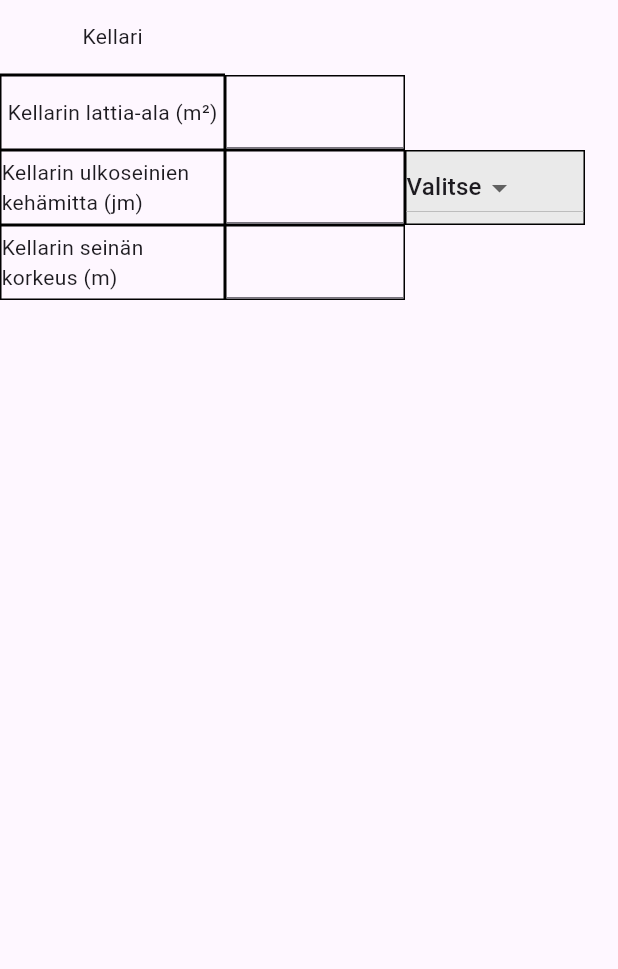
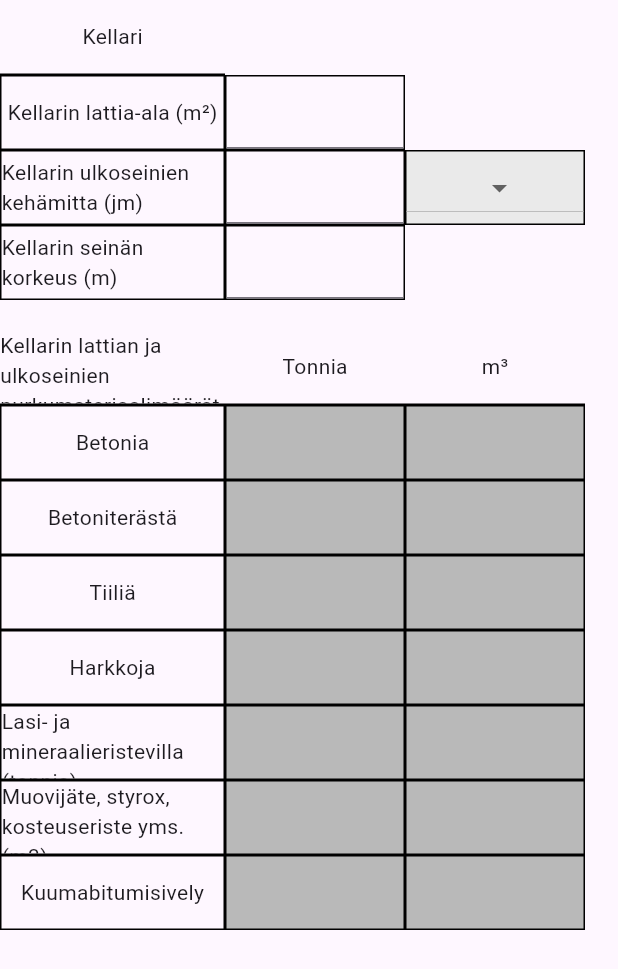
Before and after one commit to project-kiertotalous/flutter-app, a Flutter app: the CellarForm widget shown alone on an empty page, opened directly, on a phone screen of 412 x 824 dp. Shown: the top 969 px of the screen. Run offline on Flutter 3.47's test engine with Material 3 defaults, Android fonts, the phone set to English and light mode, and no system bars; drawn by our look-alikes of flutter_layout_grid; our stand-ins replace flutter_bloc, logger; missing offline and left inert: bl_demolition_materials.

Commit message:
Implemented & Factored output cells in cellar form

```diff
--- a/lib/src/forms/cellar_form.dart
+++ b/lib/src/forms/cellar_form.dart
@@ -14,7 +14,7 @@ class CellarForm extends StatelessWidget {
   const CellarForm({super.key});
 
   /// Converts CellarExteriorMaterial enum values to display names
-  /// inside the form and returns them as a list of DropdownMenuItems.
+/// and returns them as a list of DropdownMenuItems.
 List<DropdownMenuItem<CellarExteriorMaterial?>> toList() {
   return [
     DropdownMenuItem<CellarExteriorMaterial?>(
@@ -30,7 +30,6 @@ class CellarForm extends StatelessWidget {
   ];
 }
 
-
 String typeToString(CellarExteriorMaterial type) {
   switch (type) {
     case CellarExteriorMaterial.concreteCasting:
@@ -42,23 +41,24 @@ String typeToString(CellarExteriorMaterial type) {
   }
 }
 
+
+
   @override
   Widget build(BuildContext context) {
     final cellarBloc = context.read<CellarBloc>();
 
     return BlocBuilder<CellarBloc, Cellar>(
       builder: (context, state) {
-        return LayoutGrid(
-          columnSizes: [
-            150.px,
-            120.px,
-            120.px,
-          ],
+        return Column(
+          children: [
+            // Existing grid for cellar details
+            LayoutGrid(
+              columnSizes: [150.px, 120.px, 120.px],
               rowSizes: [50.px, 50.px, 50.px, 50.px],
               children: [
                 Cell(type: CellType.header, initialValue: 'Kellari'),
-            Cell(type: CellType.empty,),
-            Cell(type: CellType.empty,),
+                Cell(type: CellType.empty),
+                Cell(type: CellType.empty),
 
                 Cell(type: CellType.row, initialValue: 'Kellarin lattia-ala (m²)'),
                 Cell(
@@ -66,8 +66,7 @@ String typeToString(CellarExteriorMaterial type) {
                   initialValue: state.floorArea,
                   setter: (value) => cellarBloc.add(CellarFloorAreaChanged(value)),
                 ),
-            Cell(type: CellType.empty,),
-
+                Cell(type: CellType.empty),
 
                 Cell(type: CellType.row, initialValue: 'Kellarin ulkoseinien kehämitta (jm)'),
                 Cell(
@@ -76,23 +75,63 @@ String typeToString(CellarExteriorMaterial type) {
                   setter: (value) => cellarBloc.add(CellarPerimeterChanged(value)),
                     ),
                 MenuCell<CellarExteriorMaterial?>(
-            setter: (value) {
-              print(value); // This can now be null if "Valitse" is selected
-            },
-            initialValue: null, // Start with "Valitse" as default
-            items: toList(), // Uses updated toList() method
+                setter: (value) =>
+                  cellarBloc.add(CellarMaterialChanged(value)),
+                  initialValue: state.exteriorWallsMaterial,
+                  items: toList(),
                   ),
-
-
-
-
                 Cell(type: CellType.row, initialValue: 'Kellarin seinän korkeus (m)'),
                 Cell(
                   type: CellType.input,
                   initialValue: state.wallHeight,
                   setter: (value) => cellarBloc.add(CellarWallHeightChanged(value)),
                 ),
-            Cell(type: CellType.empty,),
+                Cell(type: CellType.empty),
+              ],
+            ),
+
+            SizedBox(height: 20), // Space before next grid
+
+            // New grid for demolition materials
+            LayoutGrid(
+              columnSizes: [150.px, 120.px, 120.px], // Adjusted column widths
+              rowSizes: List.filled(9, 50.px), // 1 header row + 8 material rows
+              children: [
+                Cell(
+                    type: CellType.header,
+                    initialValue: "Kellarin lattian ja ulkoseinien purkumateriaalimäärät"),
+                Cell(type: CellType.header, initialValue: "Tonnia"),
+                Cell(type: CellType.header, initialValue: "m³"),
+
+                Cell(type: CellType.row, initialValue: "Betonia"),
+                OutputCell(getter: () => state.concreteDemolitionTons),
+                OutputCell(getter: () => state.concreteDemolitionVolume),
+
+                Cell(type: CellType.row, initialValue: "Betoniterästä"),
+                OutputCell(getter: () => state.rebarTons),
+                OutputCell(getter: () => ''),
+
+                Cell(type: CellType.row, initialValue: "Tiiliä"),
+                OutputCell(getter: () => state.brickTons),
+                OutputCell(getter: () => state.brickVolume),
+
+                Cell(type: CellType.row, initialValue: "Harkkoja"),
+                OutputCell(getter: () => state.blockTons),
+                OutputCell(getter: () => state.blockVolume),
+
+                Cell(type: CellType.row, initialValue: "Lasi- ja mineraalieristevilla (tonnia)"),
+                OutputCell(getter: () => state.glassAndMineralWoolInsulationTons),
+                OutputCell(getter: () => state.glassAndMineralWoolInsulationVolume),
+
+                Cell(type: CellType.row, initialValue: "Muovijäte, styrox, kosteuseriste yms. (m3)"),
+                OutputCell(getter: () => state.plasticWasteTons),
+                OutputCell(getter: () => state.plasticWasteVolume),
+
+                Cell(type: CellType.row, initialValue: "Kuumabitumisively"),
+                OutputCell(getter: () => state.hotBitumenCoatingTons),
+                OutputCell(getter: () => state.hotBitumenCoatingVolume),
+              ],
+            ),
           ],
         );
       },
--- a/lib/src/forms/foundation_type_and_floors_form.dart
+++ b/lib/src/forms/foundation_type_and_floors_form.dart
@@ -91,14 +91,14 @@ class FoundationTypeAndFloorsForm extends StatelessWidget {
           Cell(type: CellType.column, initialValue: 'Ontelolaattaperustus'),
           Cell(type: CellType.column, initialValue: 'Koko rakennus yht.'),
           Cell(type: CellType.header, initialValue: 'Monivalinta'),
-          MenuCell(
-            setter: (value) =>
+          MenuCell<FoundationMaterial>(
+            setter: (FoundationMaterial? value) =>
                 foundationsBloc.add(FalsePlinthMaterialChanged(value)),
             initialValue: state.falsePlinth?.material,
             items: toList(),
           ),
-          MenuCell(
-            setter: (value) =>
+          MenuCell<FoundationMaterial>(
+            setter: (FoundationMaterial? value) =>
                 foundationsBloc.add(CrawlSpaceMaterialChanged(value)),
             initialValue: state.crawlSpace?.material,
             items: toList(),
```
Lines whose indentation alone changed are shown as unchanged.
